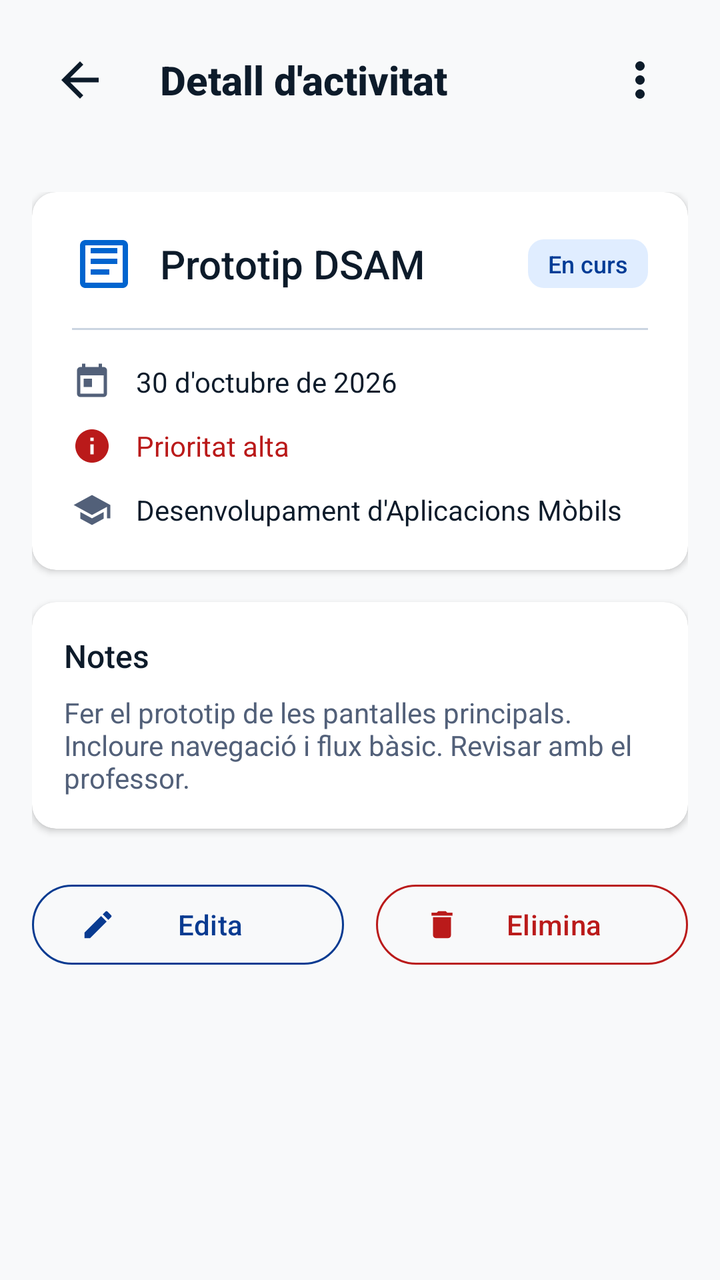
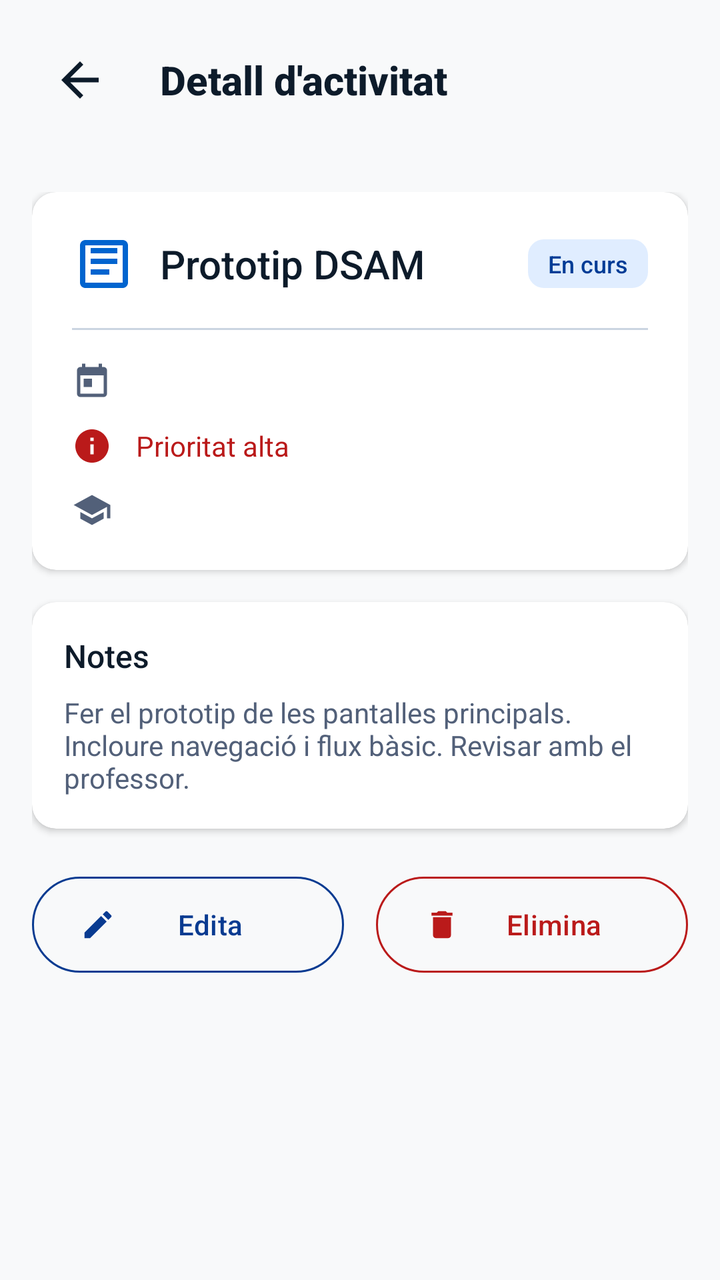

An Android layout rendered at two revisions. The XML below is the earlier revision; the diff shows what the commit changed to produce the second picture.
<!-- AndroidManifest.xml: application theme Theme.Stutager -->
<!-- res/layout/activity_task_detail.xml -->
<LinearLayout xmlns:android="http://schemas.android.com/apk/res/android"
    xmlns:app="http://schemas.android.com/apk/res-auto"
    android:layout_width="match_parent"
    android:layout_height="match_parent"
    android:orientation="vertical">

    <LinearLayout
        android:layout_width="match_parent"
        android:layout_height="wrap_content"
        android:gravity="center_vertical"
        android:orientation="horizontal"
        android:padding="16dp">

        <ImageView
            android:id="@+id/btnBack"
            android:clickable="true"
            android:focusable="true"
            android:layout_width="48dp"
            android:layout_height="48dp"
            android:background="?attr/selectableItemBackgroundBorderless"
            android:contentDescription="@string/back_desc"
            android:padding="10dp"
            android:src="@drawable/ic_back"
            app:tint="?attr/colorOnSurface" />

        <TextView
            android:layout_width="0dp"
            android:layout_height="wrap_content"
            android:layout_marginStart="16dp"
            android:layout_weight="1"
            android:fontFamily="sans-serif-medium"
            android:text="@string/detail_title"
            android:textColor="?attr/colorOnSurface"
            android:textSize="20sp"
            android:textStyle="bold" />

        <ImageView
            android:id="@+id/btnMore"
            android:importantForAccessibility="no"
            android:layout_width="48dp"
            android:layout_height="48dp"
            android:background="?attr/selectableItemBackgroundBorderless"
            android:padding="10dp"
            android:src="@drawable/ic_more"
            app:tint="?attr/colorOnSurface" />
    </LinearLayout>

    <ScrollView
        android:layout_width="match_parent"
        android:layout_height="0dp"
        android:layout_weight="1"
        android:fillViewport="true">

        <androidx.constraintlayout.widget.ConstraintLayout
            android:layout_width="match_parent"
            android:layout_height="wrap_content"
            android:padding="16dp">

            <LinearLayout
                android:layout_width="0dp"
                android:layout_height="wrap_content"
                android:orientation="vertical"
                app:layout_constraintEnd_toEndOf="parent"
                app:layout_constraintStart_toStartOf="parent"
                app:layout_constraintTop_toTopOf="parent"
                app:layout_constraintWidth_max="480dp">

                <androidx.cardview.widget.CardView
                    android:layout_width="match_parent"
                    android:layout_height="wrap_content"
                    android:layout_marginBottom="16dp"
                    app:cardCornerRadius="12dp"
                    app:cardElevation="2dp"
                    app:cardBackgroundColor="?attr/colorSurface">

                    <LinearLayout
                        android:layout_width="match_parent"
                        android:layout_height="wrap_content"
                        android:orientation="vertical"
                        android:padding="20dp">

                        <LinearLayout
                            android:layout_width="match_parent"
                            android:layout_height="wrap_content"
                            android:gravity="center_vertical"
                            android:orientation="horizontal">

                            <ImageView
                                android:layout_width="32dp"
                                android:layout_height="32dp"
                                android:id="@+id/ivDetailTaskType"
                                android:contentDescription="@string/task_type_desc"
                                android:src="@drawable/ic_task" />

                            <TextView
                                android:id="@+id/tvTaskTitle"
                                android:layout_width="0dp"
                                android:layout_height="wrap_content"
                                android:layout_marginStart="12dp"
                                android:layout_weight="1"
                                android:fontFamily="sans-serif-medium"
                                android:text="@string/task_title_prototip"
                                android:textColor="?attr/colorOnSurface"
                                android:textSize="20sp" />

                            <TextView
                                android:id="@+id/tvTaskStatus"
                                android:layout_width="wrap_content"
                                android:layout_height="wrap_content"
                                android:background="@drawable/badge_blue"
                                android:fontFamily="sans-serif-medium"
                                android:paddingHorizontal="10dp"
                                android:paddingVertical="4dp"
                                android:text="@string/status_in_progress"
                                android:textColor="?attr/colorOnSecondaryContainer"
                                android:textSize="12sp" />
                        </LinearLayout>

                        <View
                            android:layout_width="match_parent"
                            android:layout_height="1dp"
                            android:layout_marginVertical="16dp"
                            android:background="?attr/colorOutlineVariant" />

                        <LinearLayout
                            android:layout_width="match_parent"
                            android:layout_height="wrap_content"
                            android:layout_marginBottom="12dp"
                            android:gravity="center_vertical"
                            android:orientation="horizontal">

                            <ImageView
                                android:layout_width="20dp"
                                android:layout_height="20dp"
                                android:contentDescription="@string/deadline_desc"
                                android:src="@drawable/ic_calendar" />

                            <TextView
                                android:id="@+id/tvTaskDate"
                                android:layout_width="wrap_content"
                                android:layout_height="wrap_content"
                                android:layout_marginStart="12dp"
                                android:text="@string/full_date_prototip"
                                android:textColor="?attr/colorOnSurface"
                                android:textSize="14sp" />
                        </LinearLayout>

                        <androidx.appcompat.widget.AppCompatTextView
                            android:id="@+id/tvTaskPriority"
                            android:layout_width="match_parent"
                            android:layout_height="wrap_content"
                            android:layout_marginBottom="12dp"
                            android:drawablePadding="12dp"
                            android:gravity="center_vertical"
                            android:text="@string/priority_alta_text"
                            android:textColor="?attr/colorError"
                            android:textSize="14sp"
                            app:drawableStartCompat="@drawable/ic_info_20"
                            app:drawableTint="?attr/colorError" />

                        <LinearLayout
                            android:layout_width="match_parent"
                            android:layout_height="wrap_content"
                            android:gravity="center_vertical"
                            android:orientation="horizontal">

                            <ImageView
                                android:layout_width="20dp"
                                android:layout_height="20dp"
                                android:contentDescription="@string/module_label"
                                android:src="@drawable/ic_module" />

                            <TextView
                                android:id="@+id/tvTaskModule"
                                android:layout_width="wrap_content"
                                android:layout_height="wrap_content"
                                android:layout_marginStart="12dp"
                                android:text="@string/module_full_dsam"
                                android:textColor="?attr/colorOnSurface"
                                android:textSize="14sp" />
                        </LinearLayout>
                    </LinearLayout>
                </androidx.cardview.widget.CardView>

                <androidx.cardview.widget.CardView
                    android:layout_width="match_parent"
                    android:layout_height="wrap_content"
                    android:layout_marginBottom="24dp"
                    app:cardCornerRadius="12dp"
                    app:cardElevation="2dp"
                    app:cardBackgroundColor="?attr/colorSurface">

                    <LinearLayout
                        android:layout_width="match_parent"
                        android:layout_height="wrap_content"
                        android:orientation="vertical"
                        android:padding="16dp">

                        <TextView
                            android:layout_width="wrap_content"
                            android:layout_height="wrap_content"
                            android:fontFamily="sans-serif-medium"
                            android:text="@string/notes_title"
                            android:textColor="?attr/colorOnSurface"
                            android:textSize="16sp" />

                        <TextView
                            android:id="@+id/tvTaskNotes"
                            android:layout_width="match_parent"
                            android:layout_height="wrap_content"
                            android:layout_marginTop="8dp"
                            android:text="@string/notes_content"
                            android:textColor="?attr/colorOnSurfaceVariant"
                            android:textSize="14sp" />
                    </LinearLayout>
                </androidx.cardview.widget.CardView>

                <LinearLayout
                    android:layout_width="match_parent"
                    android:layout_height="wrap_content"
                    android:orientation="horizontal">

                    <com.google.android.material.button.MaterialButton
                        android:id="@+id/btnEdit"
                        style="?attr/materialButtonOutlinedStyle"
                        android:layout_width="0dp"
                        android:layout_height="wrap_content"
                        android:layout_marginEnd="8dp"
                        android:layout_weight="1"
                        android:minHeight="48dp"
                        android:text="@string/edit_btn"
                        android:textColor="?attr/colorSecondary"
                        app:icon="@drawable/ic_edit"
                        app:iconTint="?attr/colorSecondary"
                        app:strokeColor="?attr/colorSecondary" />

                    <com.google.android.material.button.MaterialButton
                        android:id="@+id/btnDelete"
                        style="?attr/materialButtonOutlinedStyle"
                        android:layout_width="0dp"
                        android:layout_height="wrap_content"
                        android:layout_marginStart="8dp"
                        android:layout_weight="1"
                        android:minHeight="48dp"
                        android:text="@string/delete_btn"
                        android:textColor="?attr/colorError"
                        app:icon="@drawable/ic_delete"
                        app:iconTint="?attr/colorError"
                        app:strokeColor="?attr/colorError" />
                </LinearLayout>

            </LinearLayout>
        </androidx.constraintlayout.widget.ConstraintLayout>
    </ScrollView>

</LinearLayout>
<!-- resources referenced by this layout -->
<resources>
  <!-- drawable badge_blue (drawable) -->
  <shape xmlns:android="http://schemas.android.com/apk/res/android"
      android:shape="rectangle">
      <solid android:color="?attr/colorSecondaryContainer" />
      <corners android:radius="8dp" />
  </shape>
  <!-- drawable ic_info_20 (drawable) -->
  <layer-list xmlns:android="http://schemas.android.com/apk/res/android">
      <item
          android:width="20dp"
          android:height="20dp"
          android:drawable="@drawable/ic_info" />
  </layer-list>
  <!-- drawable ic_more (drawable) -->
  <vector xmlns:android="http://schemas.android.com/apk/res/android"
      android:width="24dp"
      android:height="24dp"
      android:viewportWidth="24"
      android:viewportHeight="24">
      <path
          android:fillColor="?attr/colorOnSurface"
          android:pathData="M12,8c1.1,0 2,-0.9 2,-2s-0.9,-2 -2,-2 -2,0.9 -2,2 0.9,2 2,2zM12,10c-1.1,0 -2,0.9 -2,2s0.9,2 2,2 2,-0.9 2,-2 -0.9,-2 -2,-2zM12,16c-1.1,0 -2,0.9 -2,2s0.9,2 2,2 2,-0.9 2,-2 -0.9,-2 -2,-2z"/>
  </vector>
  <string name="back_desc">Back</string>
  <string name="deadline_desc">Data de lliurament</string>
  <string name="delete_btn">Elimina</string>
  <string name="detail_title">Detall d\'activitat</string>
  <string name="edit_btn">Edita</string>
  <string name="full_date_prototip">30 d\'octubre de 2026</string>
  <string name="module_full_dsam">Desenvolupament d\'Aplicacions Mòbils</string>
  <string name="module_label">Mòdul</string>
  <string name="notes_content">Fer el prototip de les pantalles principals. Incloure navegació i flux bàsic. Revisar amb el professor.</string>
  <string name="notes_title">Notes</string>
  <string name="priority_alta_text">Prioritat alta</string>
  <string name="status_in_progress">En curs</string>
  <string name="task_title_prototip">Prototip DSAM</string>
  <string name="task_type_desc">Treball</string>
  <color name="color_primary">#0064CF</color>
  <color name="color_on_primary">#FFFFFF</color>
  <color name="color_primary_container">#D8E7FF</color>
  <color name="color_on_primary_container">#002F65</color>
  <color name="color_secondary">#093B91</color>
  <color name="color_on_secondary">#FFFFFF</color>
  <color name="color_secondary_container">#E0EDFF</color>
  <color name="color_on_secondary_container">#003C96</color>
  <color name="color_tertiary">#0F766E</color>
  <color name="color_on_tertiary">#FFFFFF</color>
  <color name="color_tertiary_container">#CCFBF1</color>
  <color name="color_on_tertiary_container">#00504A</color>
  <color name="color_error">#BA1A1A</color>
  <color name="color_on_error">#FFFFFF</color>
  <color name="color_error_container">#FFDAD6</color>
  <color name="color_on_error_container">#410002</color>
  <color name="color_background">#F8F9FA</color>
  <color name="color_on_background">#0D1B2A</color>
  <color name="color_surface">#FFFFFF</color>
  <color name="color_on_surface">#0D1B2A</color>
  <color name="color_surface_variant">#E0E6EF</color>
  <color name="color_on_surface_variant">#526079</color>
  <color name="color_outline">#728093</color>
  <color name="color_outline_variant">#CBD5E1</color>
  <color name="color_surface_dim">#D8DADF</color>
  <color name="color_surface_bright">#FFFFFF</color>
  <color name="color_surface_container_lowest">#FFFFFF</color>
  <color name="color_surface_container_low">#F4F8FC</color>
  <color name="color_surface_container">#EEF2F7</color>
  <color name="color_surface_container_high">#E8ECF1</color>
  <color name="color_surface_container_highest">#E1E6EB</color>
  <color name="color_inverse_surface">#29313B</color>
  <color name="color_inverse_on_surface">#F1F5FB</color>
  <color name="color_inverse_primary">#ABC7FF</color>
  <!-- unchanged entries left out for length: 8 -->
</resources>

<!-- the commit's change to res/layout/activity_task_detail.xml (unified diff, before → after) -->
@@ -34,15 +34,6 @@
             android:textSize="20sp"
             android:textStyle="bold" />
 
-        <ImageView
-            android:id="@+id/btnMore"
-            android:importantForAccessibility="no"
-            android:layout_width="48dp"
-            android:layout_height="48dp"
-            android:background="?attr/selectableItemBackgroundBorderless"
-            android:padding="10dp"
-            android:src="@drawable/ic_more"
-            app:tint="?attr/colorOnSurface" />
     </LinearLayout>
 
     <ScrollView
@@ -132,7 +123,7 @@
                             <ImageView
                                 android:layout_width="20dp"
                                 android:layout_height="20dp"
-                                android:contentDescription="@string/deadline_desc"
+                                android:importantForAccessibility="no"
                                 android:src="@drawable/ic_calendar" />
 
                             <TextView
@@ -140,7 +131,6 @@
                                 android:layout_width="wrap_content"
                                 android:layout_height="wrap_content"
                                 android:layout_marginStart="12dp"
-                                android:text="@string/full_date_prototip"
                                 android:textColor="?attr/colorOnSurface"
                                 android:textSize="14sp" />
                         </LinearLayout>
@@ -155,8 +145,7 @@
                             android:text="@string/priority_alta_text"
                             android:textColor="?attr/colorError"
                             android:textSize="14sp"
-                            app:drawableStartCompat="@drawable/ic_info_20"
-                            app:drawableTint="?attr/colorError" />
+                            app:drawableStartCompat="@drawable/ic_info_20" />
 
                         <LinearLayout
                             android:layout_width="match_parent"
@@ -167,7 +156,7 @@
                             <ImageView
                                 android:layout_width="20dp"
                                 android:layout_height="20dp"
-                                android:contentDescription="@string/module_label"
+                                android:importantForAccessibility="no"
                                 android:src="@drawable/ic_module" />
 
                             <TextView
@@ -175,7 +164,6 @@
                                 android:layout_width="wrap_content"
                                 android:layout_height="wrap_content"
                                 android:layout_marginStart="12dp"
-                                android:text="@string/module_full_dsam"
                                 android:textColor="?attr/colorOnSurface"
                                 android:textSize="14sp" />
                         </LinearLayout>
@@ -228,6 +216,8 @@
                         android:layout_marginEnd="8dp"
                         android:layout_weight="1"
                         android:minHeight="48dp"
+                        android:insetTop="0dp"
+                        android:insetBottom="0dp"
                         android:text="@string/edit_btn"
                         android:textColor="?attr/colorSecondary"
                         app:icon="@drawable/ic_edit"
@@ -242,6 +232,8 @@
                         android:layout_marginStart="8dp"
                         android:layout_weight="1"
                         android:minHeight="48dp"
+                        android:insetTop="0dp"
+                        android:insetBottom="0dp"
                         android:text="@string/delete_btn"
                         android:textColor="?attr/colorError"
                         app:icon="@drawable/ic_delete"
<!-- resource entries referenced after the edit -->
@@ -13,24 +13,10 @@
           android:height="20dp"
           android:drawable="@drawable/ic_info" />
   </layer-list>
-  <!-- drawable ic_more (drawable) -->
-  <vector xmlns:android="http://schemas.android.com/apk/res/android"
-      android:width="24dp"
-      android:height="24dp"
-      android:viewportWidth="24"
-      android:viewportHeight="24">
-      <path
-          android:fillColor="?attr/colorOnSurface"
-          android:pathData="M12,8c1.1,0 2,-0.9 2,-2s-0.9,-2 -2,-2 -2,0.9 -2,2 0.9,2 2,2zM12,10c-1.1,0 -2,0.9 -2,2s0.9,2 2,2 2,-0.9 2,-2 -0.9,-2 -2,-2zM12,16c-1.1,0 -2,0.9 -2,2s0.9,2 2,2 2,-0.9 2,-2 -0.9,-2 -2,-2z"/>
-  </vector>
-  <string name="back_desc">Back</string>
-  <string name="deadline_desc">Data de lliurament</string>
+  <string name="back_desc">Torna enrere</string>
   <string name="delete_btn">Elimina</string>
   <string name="detail_title">Detall d\'activitat</string>
   <string name="edit_btn">Edita</string>
-  <string name="full_date_prototip">30 d\'octubre de 2026</string>
-  <string name="module_full_dsam">Desenvolupament d\'Aplicacions Mòbils</string>
-  <string name="module_label">Mòdul</string>
   <string name="notes_content">Fer el prototip de les pantalles principals. Incloure navegació i flux bàsic. Revisar amb el professor.</string>
   <string name="notes_title">Notes</string>
   <string name="priority_alta_text">Prioritat alta</string>
